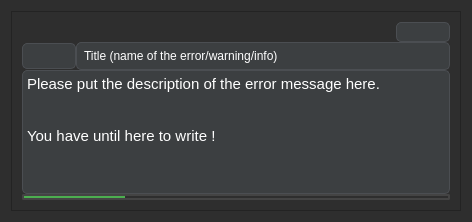
Old version of the form rover_gui/ui/ui/ToastNotification.ui in the repository robotique-udes/rover.
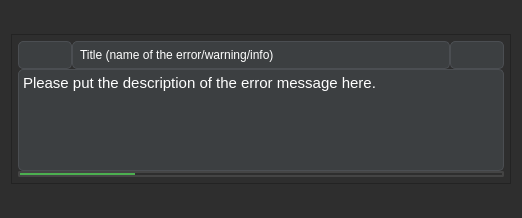
New version of the form. Icons and pictures are not drawn.

```diff
--- a/rover_gui/ui/ui/ToastNotification.ui
+++ b/rover_gui/ui/ui/ToastNotification.ui
@@ -6,7 +6,7 @@
    <rect>
     <x>0</x>
     <y>0</y>
-    <width>468</width>
+    <width>518</width>
     <height>218</height>
    </rect>
   </property>
@@ -142,21 +142,21 @@
    <item row="0" column="0">
     <widget class="QFrame" name="frame">
      <property name="sizePolicy">
-      <sizepolicy hsizetype="Fixed" vsizetype="Fixed">
+      <sizepolicy hsizetype="Expanding" vsizetype="Expanding">
        <horstretch>0</horstretch>
-       <verstretch>150</verstretch>
+       <verstretch>200</verstretch>
       </sizepolicy>
      </property>
      <property name="minimumSize">
       <size>
-       <width>450</width>
-       <height>200</height>
+       <width>500</width>
+       <height>150</height>
       </size>
      </property>
      <property name="maximumSize">
       <size>
-       <width>450</width>
-       <height>200</height>
+       <width>500</width>
+       <height>150</height>
       </size>
      </property>
      <property name="frameShape">
@@ -183,59 +183,61 @@
       </property>
       <item row="0" column="0">
        <layout class="QHBoxLayout" name="horizontalLayout_5">
-        <item>
-         <spacer name="verticalSpacer">
-          <property name="orientation">
-           <enum>Qt::Vertical</enum>
-          </property>
-          <property name="sizeHint" stdset="0">
-           <size>
-            <width>10</width>
-            <height>40</height>
-           </size>
-          </property>
-         </spacer>
-        </item>
+        <property name="leftMargin">
+         <number>6</number>
+        </property>
+        <property name="topMargin">
+         <number>6</number>
+        </property>
+        <property name="rightMargin">
+         <number>6</number>
+        </property>
+        <property name="bottomMargin">
+         <number>6</number>
+        </property>
         <item>
          <layout class="QVBoxLayout" name="verticalLayout_2">
           <property name="spacing">
            <number>0</number>
           </property>
           <item>
-           <spacer name="horizontalSpacer_2">
-            <property name="orientation">
-             <enum>Qt::Horizontal</enum>
-            </property>
-            <property name="sizeHint" stdset="0">
-             <size>
-              <width>40</width>
-              <height>10</height>
-             </size>
-            </property>
-           </spacer>
-          </item>
-          <item>
-           <layout class="QHBoxLayout" name="horizontalLayout_2">
-            <property name="spacing">
-             <number>0</number>
-            </property>
+           <layout class="QHBoxLayout" name="horizontalLayout">
             <item>
-             <spacer name="horizontalSpacer">
-              <property name="orientation">
-               <enum>Qt::Horizontal</enum>
+             <widget class="QPushButton" name="iconSlot">
+              <property name="sizePolicy">
+               <sizepolicy hsizetype="Preferred" vsizetype="Minimum">
+                <horstretch>0</horstretch>
+                <verstretch>0</verstretch>
+               </sizepolicy>
               </property>
-              <property name="sizeHint" stdset="0">
-               <size>
-                <width>40</width>
-                <height>20</height>
-               </size>
+              <property name="text">
+               <string/>
               </property>
-             </spacer>
+              <property name="flat">
+               <bool>false</bool>
+              </property>
+             </widget>
+            </item>
+            <item>
+             <widget class="QLineEdit" name="titleLineEdit">
+              <property name="sizePolicy">
+               <sizepolicy hsizetype="Preferred" vsizetype="Minimum">
+                <horstretch>1</horstretch>
+                <verstretch>0</verstretch>
+               </sizepolicy>
+              </property>
+              <property name="text">
+               <string>Title (name of the error/warning/info)</string>
+              </property>
+              <property name="readOnly">
+               <bool>true</bool>
+              </property>
+             </widget>
             </item>
             <item>
              <widget class="QPushButton" name="closePushButton">
               <property name="sizePolicy">
-               <sizepolicy hsizetype="Fixed" vsizetype="Fixed">
+               <sizepolicy hsizetype="Preferred" vsizetype="Preferred">
                 <horstretch>0</horstretch>
                 <verstretch>0</verstretch>
                </sizepolicy>
@@ -243,7 +245,7 @@
               <property name="maximumSize">
                <size>
                 <width>16777215</width>
-                <height>20</height>
+                <height>16777215</height>
                </size>
               </property>
               <property name="text">
@@ -273,74 +275,45 @@
            </layout>
           </item>
           <item>
-           <layout class="QHBoxLayout" name="horizontalLayout">
-            <item>
-             <widget class="QPushButton" name="iconSlot">
-              <property name="sizePolicy">
-               <sizepolicy hsizetype="Fixed" vsizetype="Fixed">
-                <horstretch>0</horstretch>
-                <verstretch>0</verstretch>
-               </sizepolicy>
-              </property>
-              <property name="text">
-               <string/>
-              </property>
-             </widget>
-            </item>
-            <item>
-             <widget class="QLineEdit" name="titleLineEdit">
-              <property name="sizePolicy">
-               <sizepolicy hsizetype="Expanding" vsizetype="Fixed">
-                <horstretch>0</horstretch>
-                <verstretch>0</verstretch>
-               </sizepolicy>
-              </property>
-              <property name="text">
-               <string>Title (name of the error/warning/info)</string>
-              </property>
-              <property name="readOnly">
-               <bool>true</bool>
-              </property>
-             </widget>
-            </item>
-           </layout>
-          </item>
-          <item>
-           <layout class="QHBoxLayout" name="horizontalLayout_3">
-            <property name="spacing">
-             <number>0</number>
+           <widget class="QTextEdit" name="textErrorMessage">
+            <property name="sizePolicy">
+             <sizepolicy hsizetype="Preferred" vsizetype="MinimumExpanding">
+              <horstretch>0</horstretch>
+              <verstretch>1</verstretch>
+             </sizepolicy>
             </property>
-           </layout>
-          </item>
-          <item>
-           <layout class="QHBoxLayout" name="horizontalLayout_4">
-            <property name="spacing">
-             <number>0</number>
+            <property name="minimumSize">
+             <size>
+              <width>0</width>
+              <height>0</height>
+             </size>
             </property>
-            <item>
-             <widget class="QTextEdit" name="textErrorMessage">
-              <property name="sizePolicy">
-               <sizepolicy hsizetype="Preferred" vsizetype="Expanding">
-                <horstretch>0</horstretch>
-                <verstretch>0</verstretch>
-               </sizepolicy>
-              </property>
-              <property name="readOnly">
-               <bool>true</bool>
-              </property>
-              <property name="html">
-               <string>&lt;!DOCTYPE HTML PUBLIC &quot;-//W3C//DTD HTML 4.0//EN&quot; &quot;http://www.w3.org/TR/REC-html40/strict.dtd&quot;&gt;
+            <property name="verticalScrollBarPolicy">
+             <enum>Qt::ScrollBarAlwaysOff</enum>
+            </property>
+            <property name="horizontalScrollBarPolicy">
+             <enum>Qt::ScrollBarAlwaysOff</enum>
+            </property>
+            <property name="sizeAdjustPolicy">
+             <enum>QAbstractScrollArea::AdjustToContentsOnFirstShow</enum>
+            </property>
+            <property name="readOnly">
+             <bool>true</bool>
+            </property>
+            <property name="html">
+             <string>&lt;!DOCTYPE HTML PUBLIC &quot;-//W3C//DTD HTML 4.0//EN&quot; &quot;http://www.w3.org/TR/REC-html40/strict.dtd&quot;&gt;
 &lt;html&gt;&lt;head&gt;&lt;meta name=&quot;qrichtext&quot; content=&quot;1&quot; /&gt;&lt;style type=&quot;text/css&quot;&gt;
 p, li { white-space: pre-wrap; }
 &lt;/style&gt;&lt;/head&gt;&lt;body style=&quot; font-family:'Ubuntu'; font-size:11pt; font-weight:400; font-style:normal;&quot;&gt;
-&lt;p style=&quot; margin-top:0px; margin-bottom:0px; margin-left:0px; margin-right:0px; -qt-block-indent:0; text-indent:0px;&quot;&gt;Please put the description of the error message here.&lt;br /&gt;&lt;/p&gt;
-&lt;p style=&quot; margin-top:0px; margin-bottom:0px; margin-left:0px; margin-right:0px; -qt-block-indent:0; text-indent:0px;&quot;&gt;&lt;br /&gt;You have until here to write !&lt;/p&gt;
-&lt;p style=&quot;-qt-paragraph-type:empty; margin-top:0px; margin-bottom:0px; margin-left:0px; margin-right:0px; -qt-block-indent:0; text-indent:0px;&quot;&gt;&lt;br /&gt;&lt;/p&gt;
-&lt;p style=&quot;-qt-paragraph-type:empty; margin-top:0px; margin-bottom:0px; margin-left:0px; margin-right:0px; -qt-block-indent:0; text-indent:0px;&quot;&gt;&lt;br /&gt;&lt;/p&gt;&lt;/body&gt;&lt;/html&gt;</string>
-              </property>
-             </widget>
-            </item>
-           </layout>
+&lt;p style=&quot; margin-top:0px; margin-bottom:0px; margin-left:0px; margin-right:0px; -qt-block-indent:0; text-indent:0px;&quot;&gt;Please put the description of the error message here.&lt;/p&gt;&lt;/body&gt;&lt;/html&gt;</string>
+            </property>
+            <property name="acceptRichText">
+             <bool>true</bool>
+            </property>
+            <property name="textInteractionFlags">
+             <set>Qt::LinksAccessibleByMouse|Qt::TextSelectableByMouse</set>
+            </property>
+           </widget>
           </item>
           <item>
            <widget class="QProgressBar" name="progressBar">
@@ -364,36 +337,10 @@
             </property>
            </widget>
           </item>
-          <item>
-           <spacer name="horizontalSpacer_3">
-            <property name="orientation">
-             <enum>Qt::Horizontal</enum>
-            </property>
-            <property name="sizeHint" stdset="0">
-             <size>
-              <width>40</width>
-              <height>10</height>
-             </size>
-            </property>
-           </spacer>
-          </item>
          </layout>
         </item>
        </layout>
       </item>
-      <item row="0" column="1">
-       <spacer name="verticalSpacer_2">
-        <property name="orientation">
-         <enum>Qt::Vertical</enum>
-        </property>
-        <property name="sizeHint" stdset="0">
-         <size>
-          <width>10</width>
-          <height>40</height>
-         </size>
-        </property>
-       </spacer>
-      </item>
      </layout>
     </widget>
    </item>
```
